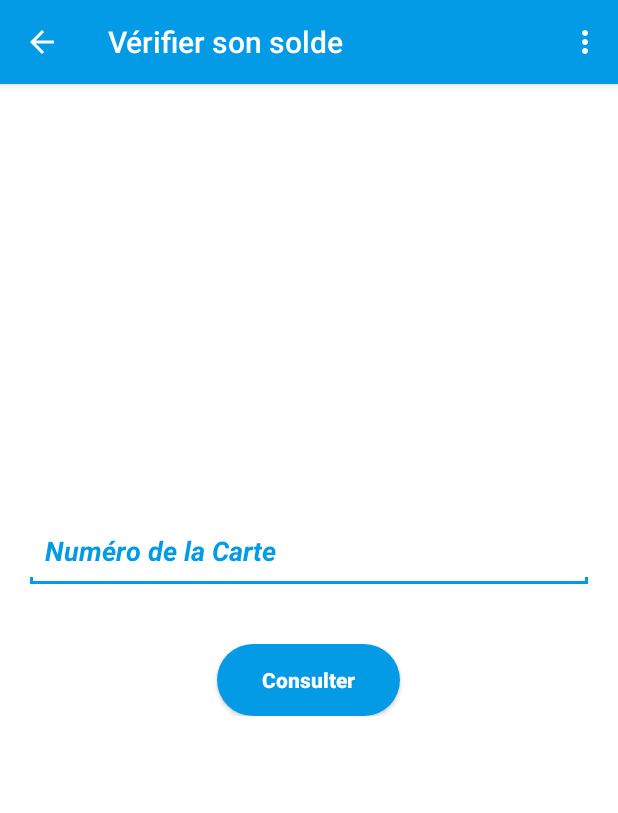
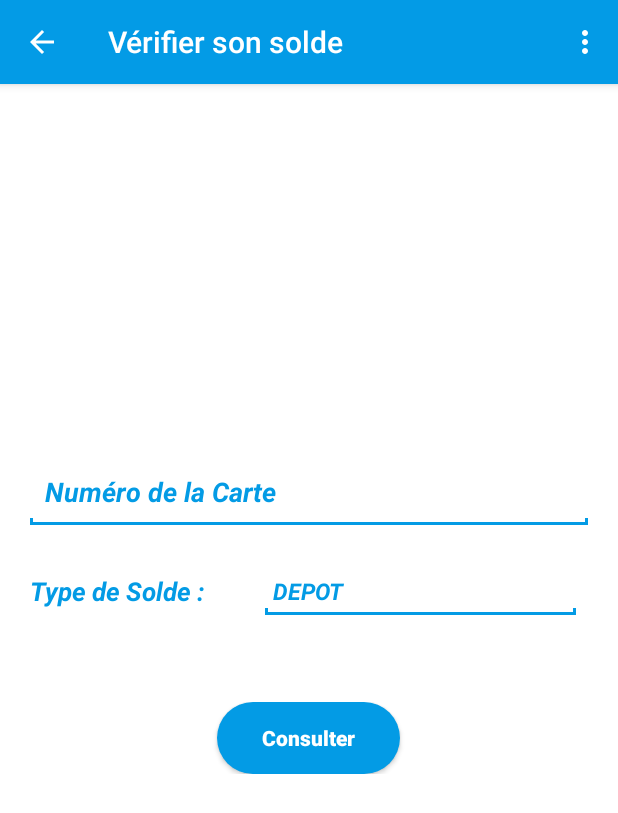
Before and after one commit to bertin-dev/SMOPAYE_MOBILE, an Android app: the ConsulterSolde screen opened directly, with no data from a screen before it, on a phone screen of 412 x 824 dp. Shown: the top 813 px of the screen. Run offline under Robolectric (Android 15) with nearby library versions, the phone set to English and light mode, and no system bars.

Commit message:
ajout d'un spinner (type de solde) dans le module consulter solde

```diff
--- a/app/src/main/java/com/ezpass/smopaye_mobile/ChaineConnexion.java
+++ b/app/src/main/java/com/ezpass/smopaye_mobile/ChaineConnexion.java
@@ -14,8 +14,8 @@ import javax.crypto.spec.SecretKeySpec;
 public class ChaineConnexion {
 
 
-    //private static final String adresseURLsmopayeServer = "https://cm.secure-ws-api-smp-excecute.smopaye.fr/index.php";
-    private static final String adresseURLsmopayeServer = "https://webservice.domaine.tests.space.smopaye.fr";
+    private static final String adresseURLsmopayeServer = "https://cm.secure-ws-api-smp-excecute.smopaye.fr/index.php";
+    //private static final String adresseURLsmopayeServer = "https://webservice.domaine.tests.space.smopaye.fr";
     private static final String adresseURLGoogleAPI = "https://fcm.googleapis.com/";
     private static final String urlSiteWeb = "https://smopaye.cm/";
     private static final String encrypted_password = "Iyz4BVU2Hlt0cIeIPBlB7Wq15kMDI4NGRmOTNi";
--- a/app/src/main/java/com/ezpass/smopaye_mobile/vuesAccepteur/ConsulterSolde.java
+++ b/app/src/main/java/com/ezpass/smopaye_mobile/vuesAccepteur/ConsulterSolde.java
@@ -17,11 +17,13 @@ import android.view.LayoutInflater;
 import android.view.Menu;
 import android.view.MenuItem;
 import android.view.View;
+import android.widget.ArrayAdapter;
 import android.widget.Button;
 import android.widget.EditText;
 import android.widget.ImageButton;
 import android.widget.ImageView;
 import android.widget.LinearLayout;
+import android.widget.Spinner;
 import android.widget.TextView;
 import android.widget.Toast;
 
@@ -83,6 +85,8 @@ public class ConsulterSolde extends AppCompatActivity {
     ImageView conStatusIv;
     TextView titleNetworkLimited, msgNetworkLimited;
 
+    private Spinner typeSolde;
+
     @Override
     protected void onCreate(Bundle savedInstanceState) {
         super.onCreate(savedInstanceState);
@@ -97,6 +101,7 @@ public class ConsulterSolde extends AppCompatActivity {
         btn = (Button)findViewById(R.id.soldeBtn);
         consulter = (Button) findViewById(R.id.consulter);
         editText = (EditText)findViewById(R.id.solde);
+        typeSolde = (Spinner) findViewById(R.id.typeSolde);
 
         authWindows = (LinearLayout) findViewById(R.id.authWindows);
         internetIndisponible = (LinearLayout) findViewById(R.id.internetIndisponible);
@@ -118,6 +123,21 @@ public class ConsulterSolde extends AppCompatActivity {
         catch (Exception e){
             e.printStackTrace();
         }
+
+
+
+        // Initializing a String Array
+        String[] statut1 = new String[]{
+                "DEPOT",
+                "UNITE"
+        };
+        // Initializing an ArrayAdapter
+        ArrayAdapter<String> spinnerArrayAdapter1 = new ArrayAdapter<String>(
+                this,R.layout.spinner_item,statut1);
+        spinnerArrayAdapter1.setDropDownViewResource(R.layout.spinner_item);
+        typeSolde.setAdapter(spinnerArrayAdapter1);
+
+
 
         btn.setOnClickListener(new View.OnClickListener() {
 
@@ -292,7 +312,8 @@ public class ConsulterSolde extends AppCompatActivity {
 
                                 builder.appendQueryParameter("aze","Card");
                                 builder.appendQueryParameter("qsd", "consulsolde");
-                                builder.appendQueryParameter("CARDN",editText.getText().toString().trim());
+                                builder.appendQueryParameter("CARDN", editText.getText().toString().trim());
+                                builder.appendQueryParameter("typesolde", typeSolde.getSelectedItem().toString().trim());
                                 //utilisation du numero de telephone annulée
                                 //builder.appendQueryParameter("tel", tmp_number);
                                 builder.appendQueryParameter("uniquser", tmp_number);
--- a/app/src/main/res/layout/activity_consulter_solde.xml
+++ b/app/src/main/res/layout/activity_consulter_solde.xml
@@ -46,6 +46,45 @@
                 android:layout_width="match_parent"
                 android:textColorHint="@color/bgColorStandard"
                 android:layout_height="wrap_content" />
+
+
+            <LinearLayout
+                android:layout_width="match_parent"
+                android:layout_height="wrap_content"
+                android:padding="10dp"
+                android:layout_marginTop="10dp"
+                android:imeOptions="actionNext"
+                android:gravity="center"
+                android:layout_gravity="center_horizontal|center_vertical"
+                android:layout_marginRight="10dp"
+                android:layout_marginLeft="10dp"
+                android:weightSum="100"
+                android:orientation="horizontal">
+
+                <TextView
+                    android:layout_width="0dp"
+                    android:layout_weight="40"
+                    android:layout_height="wrap_content"
+                    android:text="@string/typeSolde"
+                    android:textStyle="bold|italic"
+                    android:textSize="17sp"
+                    android:textColorHint="@color/bgColorStandard"
+                    android:textColor="@color/bgColorStandard"
+                    />
+
+                <android.support.v7.widget.AppCompatSpinner
+                    android:id="@+id/typeSolde"
+                    android:layout_weight="60"
+                    android:layout_width="0dp"
+                    android:layout_height="wrap_content"
+                    android:layout_gravity="center"
+                    android:imeOptions="actionNext"
+                    android:padding="8dp"
+                    android:textStyle="bold|italic"
+                    android:textColorHint="@color/bgColorStandard"
+                    android:textColor="@color/bgColorStandard"/>
+
+            </LinearLayout>
 
 
             <LinearLayout
--- a/app/src/main/res/values/strings.xml
+++ b/app/src/main/res/values/strings.xml
@@ -315,4 +315,6 @@
 
     <string name="retraitSmopaye">Retrait Chez Smopaye</string>
     <string name="retraitOperateur">Retrait Chez un Opérateur</string>
+    <string name="consulterUnite">Consulter Unités</string>
+    <string name="typeSolde">Type de Solde : </string>
 </resources>
```
Also changed, not shown: app/src/main/java/com/ezpass/smopaye_mobile/RetraitChezSmopaye.java (+16 -5 lines), app/src/main/res/layout/fragment_accueil_agent.xml (+13 -30 lines).
